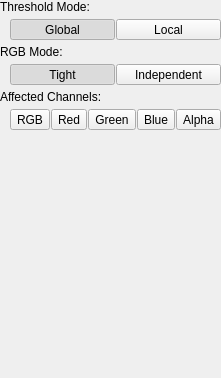
deiflou/ibp, file src/imagefilter_autothreshold/filterwidget.ui: the form before one commit.
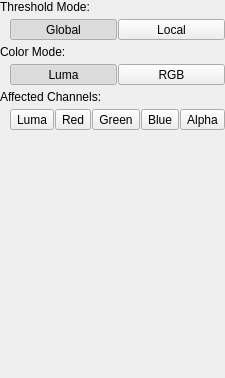
The form after the commit.

The edit to the form file:
```diff
--- a/src/imagefilter_autothreshold/filterwidget.ui
+++ b/src/imagefilter_autothreshold/filterwidget.ui
@@ -6,7 +6,7 @@
    <rect>
     <x>0</x>
     <y>0</y>
-    <width>197</width>
+    <width>202</width>
     <height>378</height>
    </rect>
   </property>
@@ -101,7 +101,7 @@
      <item>
       <widget class="QLabel" name="label_3">
        <property name="text">
-        <string>RGB Mode:</string>
+        <string>Color Mode:</string>
        </property>
       </widget>
      </item>
@@ -122,7 +122,7 @@
           </sizepolicy>
          </property>
          <property name="text">
-          <string>Tight</string>
+          <string>Luma</string>
          </property>
          <property name="checkable">
           <bool>true</bool>
@@ -150,7 +150,7 @@
           </sizepolicy>
          </property>
          <property name="text">
-          <string>Independent</string>
+          <string>RGB</string>
          </property>
          <property name="checkable">
           <bool>true</bool>
@@ -192,7 +192,7 @@
           </sizepolicy>
          </property>
          <property name="text">
-          <string>RGB</string>
+          <string>Luma</string>
          </property>
          <property name="checkable">
           <bool>true</bool>
```
Left out of the diff: 6 changed lines with no effect on the pictures.
